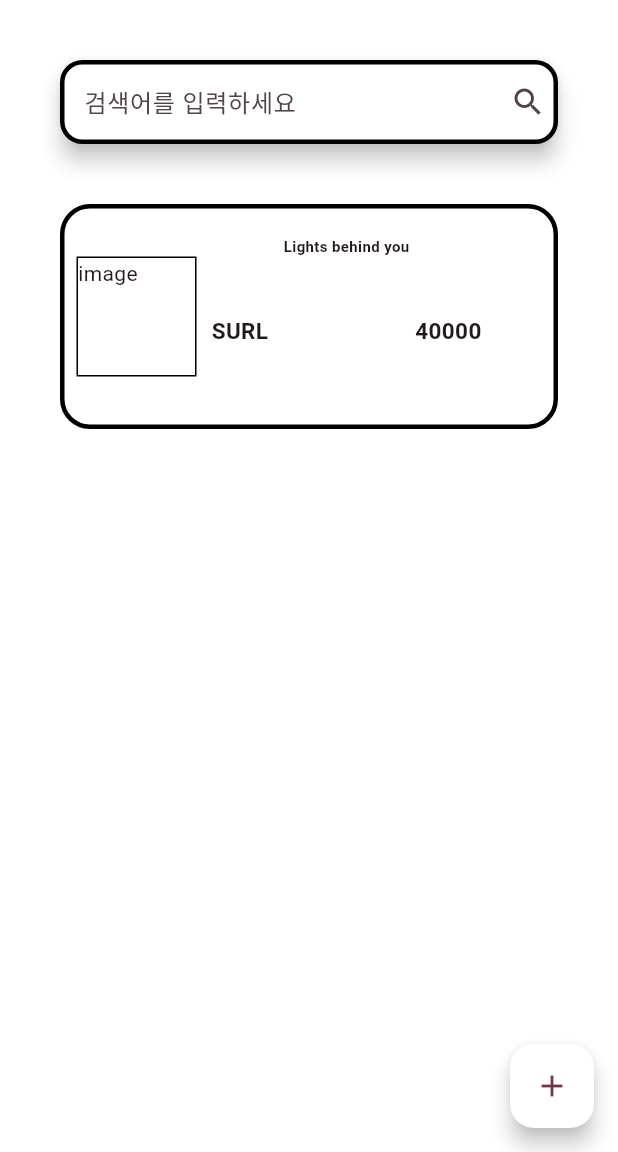
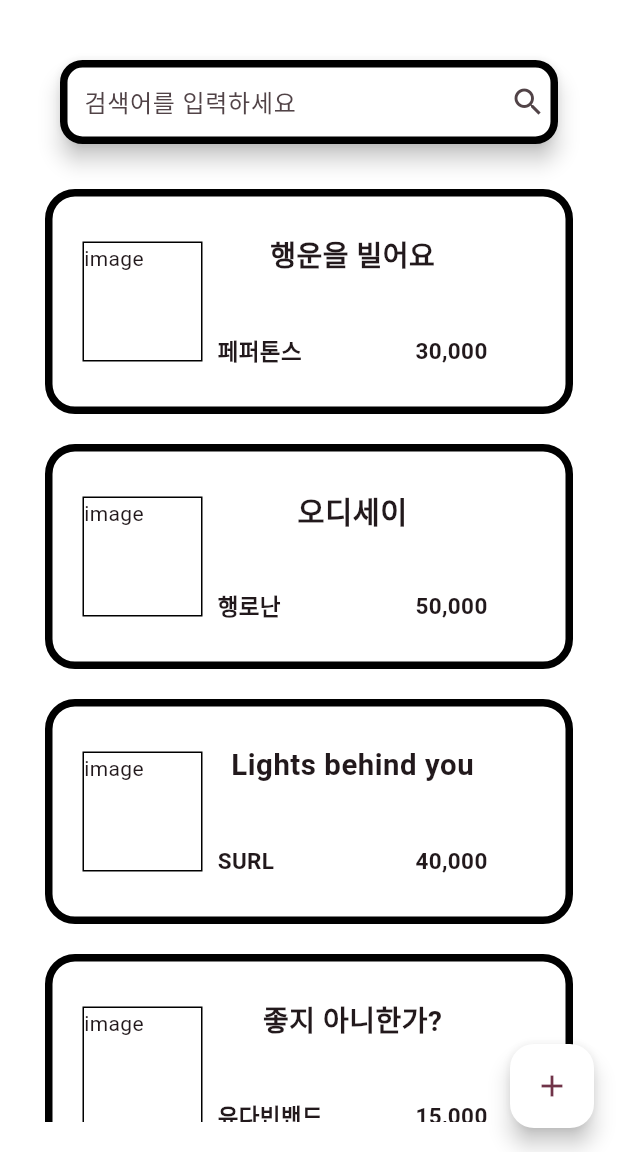
Before and after one commit to nakwon-music-shop/ONLINE_SHOPPINGMALL, a Flutter app: the screen it shows after launch, on a phone screen of 412 x 824 dp, the part 84-1236 px from its top. Run offline on Flutter 3.47's test engine with Material 3 defaults, Android fonts, the phone set to English and light mode, and no system bars; our stand-ins replace cloud_firestore, firebase_core, image_picker; accounts and stored records are empty.

Commit message:
[feat] 리스트 내용추가, flating버튼에 추가, 구매목록 이동 추가

```diff
--- a/nakwon_online_shoppingmall/lib/pages/home/home_page.dart
+++ b/nakwon_online_shoppingmall/lib/pages/home/home_page.dart
@@ -1,4 +1,5 @@
 // ignore_for_file: prefer_const_constructors
+import 'package:intl/intl.dart';
 import 'package:flutter/material.dart';
 import 'package:nakwon_online_shoppingmall/album.dart';
 import 'package:nakwon_online_shoppingmall/pages/cart/shopping_cart_Page.dart';
@@ -13,6 +14,8 @@ class HomePage extends StatefulWidget {
 }
 
 class _HomePageState extends State<HomePage> {
+  var fnumber = NumberFormat('###,###,###,###');
+
   List<Album> album = [
     Album(
         imagePath: '',
@@ -30,6 +33,30 @@ class _HomePageState extends State<HomePage> {
         imagePath: '',
         song: 'Lights behind you',
         artist: 'SURL',
+        price: 40000,
+        description: ''),
+    Album(
+        imagePath: '',
+        song: '좋지 아니한가?',
+        artist: '유다빈밴드',
+        price: 15000,
+        description: ''),
+    Album(
+        imagePath: '',
+        song: '검정치마',
+        artist: 'LingLing',
+        price: 25000,
+        description: ''),
+    Album(
+        imagePath: '',
+        song: '각자의 밤',
+        artist: '나상현씨 밴드',
+        price: 40000,
+        description: ''),
+    Album(
+        imagePath: '',
+        song: 'APT.',
+        artist: 'ROSE, Bruno Mars',
         price: 40000,
         description: ''),
   ];
@@ -66,7 +93,8 @@ class _HomePageState extends State<HomePage> {
                       Column(
                           mainAxisAlignment: MainAxisAlignment.center,
                           children: [
-                            productBox(2),
+                            for (int i = 0; i < album.length; i++)
+                              productBox(i),
                           ])
                     ],
                   ),
@@ -74,37 +102,64 @@ class _HomePageState extends State<HomePage> {
               ],
             )),
       ),
-      // 상품 등록 페이지 연결 버튼
-      floatingActionButton: FloatingActionButton(
-        onPressed: () async {
-          final returnAlbum = await Navigator.push(
-              context, MaterialPageRoute(builder: (context) => RegistPage()));
+      floatingActionButton: floatingbutton(),
+    );
+  }
+
+  FloatingActionButton floatingbutton() {
+    return FloatingActionButton(
+      onPressed: () {},
+      backgroundColor: Colors.white,
+      child: PopupMenuButton(
+          color: Colors.white,
+          child: Icon(Icons.add),
+          itemBuilder: (context) => <PopupMenuEntry>[
+                PopupMenuItem(
+                  onTap: () async {
+                    final returnAlbum = await Navigator.push(context,
+                        MaterialPageRoute(builder: (context) => RegistPage()));
                     album.add(returnAlbum);
                   },
-        child: Icon(Icons.add),
-        backgroundColor: Colors.white,
+                  child: ListTile(
+                    leading: Icon(Icons.add),
+                    title: Text('Add'),
                   ),
+                ),
+                PopupMenuItem(
+                  onTap: () async {
+                    final returnAlbum = await Navigator.push(context,
+                        MaterialPageRoute(builder: (context) => RegistPage()));
+                    album.add(returnAlbum);
+                  },
+                  child: ListTile(
+                    leading: Icon(Icons.shopping_cart_checkout_outlined),
+                    title: Text('구매목록'),
+                  ),
+                ),
+              ]),
     );
   }
 
   Padding productBox(int i) {
     return Padding(
-      padding: const EdgeInsets.all(20),
+      padding: const EdgeInsets.all(10),
       child: Container(
         height: 150,
         decoration: BoxDecoration(
           color: Colors.white,
           borderRadius: BorderRadius.circular(20),
-          border: Border.all(color: Colors.black, width: 3),
+          border: Border.all(color: Colors.black, width: 5),
         ),
         child: GestureDetector(
           onTap: () {
             Navigator.push(
-                context, MaterialPageRoute(builder: (context) => DetailPage()));
+                context,
+                MaterialPageRoute(
+                    builder: (context) => DetailPage(album: album[i])));
           },
           child: SizedBox(
             child: Padding(
-              padding: const EdgeInsets.all(8.0),
+              padding: const EdgeInsets.fromLTRB(20, 15, 20, 15),
               child: Row(
                 children: [
                   Container(
@@ -121,11 +176,13 @@ class _HomePageState extends State<HomePage> {
                       padding: const EdgeInsets.all(10),
                       child: Column(
                         children: [
-                          Container(
+                          SizedBox(
+                            height: 28,
+                            child: FittedBox(
                               child: Text(
                                 album[i].song,
-                              style: TextStyle(
-                                  fontSize: 10, fontWeight: FontWeight.bold),
+                                style: TextStyle(fontWeight: FontWeight.bold),
+                              ),
                             ),
                           ),
                           SizedBox(
@@ -137,14 +194,18 @@ class _HomePageState extends State<HomePage> {
                                   mainAxisAlignment:
                                       MainAxisAlignment.spaceBetween,
                                   children: [
-                                    Text(
+                                    SizedBox(
+                                      width: 100,
+                                      child: Text(
                                         album[i].artist,
                                         style: TextStyle(
                                             fontSize: 15,
                                             fontWeight: FontWeight.bold),
+                                        overflow: TextOverflow.ellipsis,
+                                      ),
                                     ),
                                     Text(
-                                      album[i].price.toString(),
+                                      fnumber.format(album[i].price),
                                       style: TextStyle(
                                           fontSize: 15,
                                           fontWeight: FontWeight.bold),
@@ -180,7 +241,7 @@ class _HomePageState extends State<HomePage> {
           ),
           backgroundColor: WidgetStatePropertyAll(Colors.white),
           side: WidgetStateProperty.all(
-              BorderSide(color: Colors.black, width: 3)),
+              BorderSide(color: Colors.black, width: 5)),
         ));
   }
 }
--- a/nakwon_online_shoppingmall/pubspec.yaml
+++ b/nakwon_online_shoppingmall/pubspec.yaml
@@ -38,6 +38,7 @@ dependencies:
   image_picker: ^1.1.2
   firebase_core: ^2.24.2
   cloud_firestore: ^4.3.2
+  intl: ^0.19.0
 
 dev_dependencies:
   flutter_test:
```
Also changed, not shown: nakwon_online_shoppingmall/pubspec.lock. Lines whose indentation alone changed are shown as unchanged.
